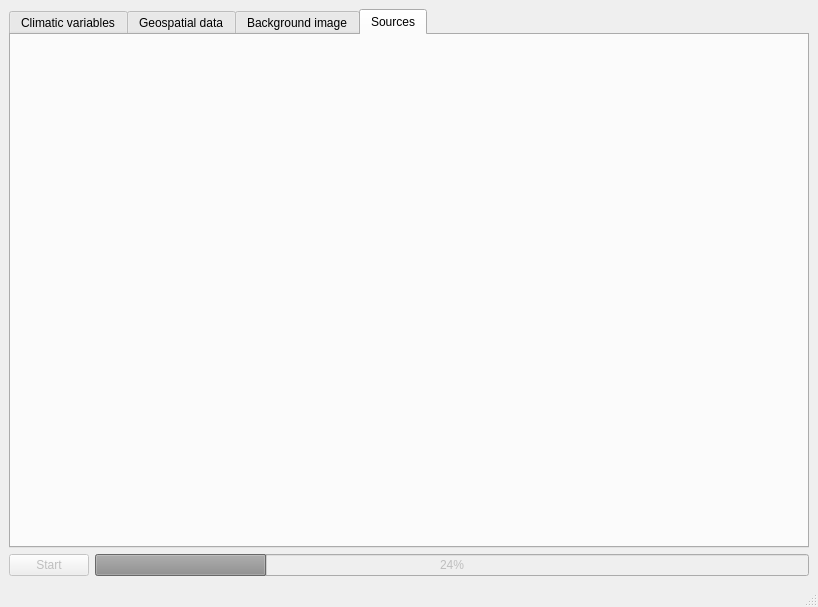
Qt form mainwindow.ui (czertyaka/gaussian_dispersal) before a commit.
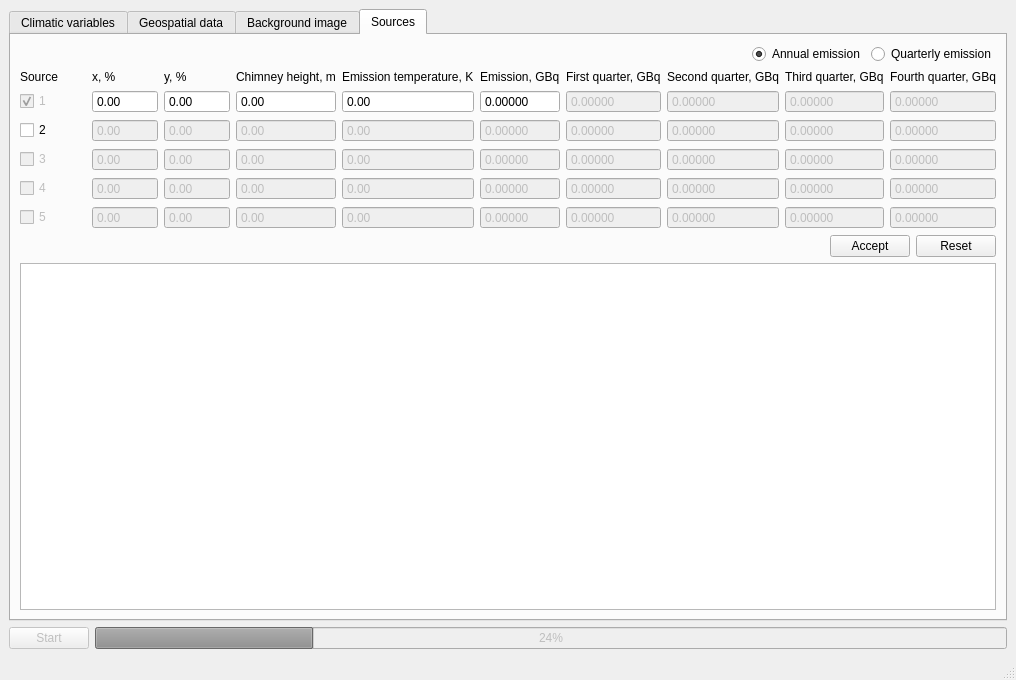
The same form after that commit. The open tabs and pages were chosen to show the change.

Commit message: GUI: sources tab

```diff
--- a/mainwindow.ui
+++ b/mainwindow.ui
@@ -6,8 +6,8 @@
    <rect>
     <x>0</x>
     <y>0</y>
-    <width>818</width>
-    <height>607</height>
+    <width>1016</width>
+    <height>680</height>
    </rect>
   </property>
   <property name="windowTitle">
@@ -765,6 +765,863 @@
        <attribute name="title">
         <string>Sources</string>
        </attribute>
+       <layout class="QVBoxLayout" name="verticalLayout_6">
+        <item>
+         <layout class="QVBoxLayout" name="verticalLayout_5">
+          <item>
+           <layout class="QVBoxLayout" name="sourcesLayout">
+            <item>
+             <layout class="QHBoxLayout" name="emissionLayout">
+              <item>
+               <spacer name="sourceSpacer">
+                <property name="orientation">
+                 <enum>Qt::Horizontal</enum>
+                </property>
+                <property name="sizeHint" stdset="0">
+                 <size>
+                  <width>40</width>
+                  <height>20</height>
+                 </size>
+                </property>
+               </spacer>
+              </item>
+              <item>
+               <widget class="QRadioButton" name="annualButton">
+                <property name="text">
+                 <string>Annual emission</string>
+                </property>
+                <property name="checked">
+                 <bool>true</bool>
+                </property>
+               </widget>
+              </item>
+              <item>
+               <widget class="QRadioButton" name="quarterlyButton">
+                <property name="text">
+                 <string>Quarterly emission</string>
+                </property>
+               </widget>
+              </item>
+             </layout>
+            </item>
+            <item>
+             <layout class="QGridLayout" name="sourceTableLayout">
+              <item row="0" column="0">
+               <widget class="QLabel" name="srcLabel">
+                <property name="text">
+                 <string>Source</string>
+                </property>
+               </widget>
+              </item>
+              <item row="0" column="1">
+               <widget class="QLabel" name="xLabel">
+                <property name="text">
+                 <string>x, %</string>
+                </property>
+               </widget>
+              </item>
+              <item row="0" column="2">
+               <widget class="QLabel" name="yLabel">
+                <property name="text">
+                 <string>y, %</string>
+                </property>
+               </widget>
+              </item>
+              <item row="0" column="3">
+               <widget class="QLabel" name="heightLabel">
+                <property name="text">
+                 <string>Chimney height, m</string>
+                </property>
+               </widget>
+              </item>
+              <item row="0" column="4">
+               <widget class="QLabel" name="tempLabel">
+                <property name="text">
+                 <string>Emission temperature, K</string>
+                </property>
+               </widget>
+              </item>
+              <item row="0" column="5">
+               <widget class="QLabel" name="annualEmLabel">
+                <property name="text">
+                 <string>Emission, GBq</string>
+                </property>
+               </widget>
+              </item>
+              <item row="0" column="6">
+               <widget class="QLabel" name="q1Label">
+                <property name="text">
+                 <string>First quarter, GBq</string>
+                </property>
+               </widget>
+              </item>
+              <item row="0" column="7">
+               <widget class="QLabel" name="q2Label">
+                <property name="text">
+                 <string>Second quarter, GBq</string>
+                </property>
+               </widget>
+              </item>
+              <item row="0" column="8">
+               <widget class="QLabel" name="q3Label">
+                <property name="text">
+                 <string>Third quarter, GBq</string>
+                </property>
+               </widget>
+              </item>
+              <item row="0" column="9">
+               <widget class="QLabel" name="q4Label">
+                <property name="text">
+                 <string>Fourth quarter, GBq</string>
+                </property>
+               </widget>
+              </item>
+              <item row="1" column="0">
+               <widget class="QCheckBox" name="srcCheckBox">
+                <property name="enabled">
+                 <bool>false</bool>
+                </property>
+                <property name="text">
+                 <string>1</string>
+                </property>
+                <property name="checkable">
+                 <bool>true</bool>
+                </property>
+                <property name="checked">
+                 <bool>true</bool>
+                </property>
+               </widget>
+              </item>
+              <item row="1" column="1">
+               <widget class="QDoubleSpinBox" name="x1">
+                <property name="buttonSymbols">
+                 <enum>QAbstractSpinBox::NoButtons</enum>
+                </property>
+                <property name="maximum">
+                 <double>100.000000000000000</double>
+                </property>
+               </widget>
+              </item>
+              <item row="1" column="2">
+               <widget class="QDoubleSpinBox" name="y1">
+                <property name="buttonSymbols">
+                 <enum>QAbstractSpinBox::NoButtons</enum>
+                </property>
+                <property name="maximum">
+                 <double>100.000000000000000</double>
+                </property>
+               </widget>
+              </item>
+              <item row="1" column="3">
+               <widget class="QDoubleSpinBox" name="h1">
+                <property name="buttonSymbols">
+                 <enum>QAbstractSpinBox::NoButtons</enum>
+                </property>
+                <property name="maximum">
+                 <double>1000.000000000000000</double>
+                </property>
+               </widget>
+              </item>
+              <item row="1" column="4">
+               <widget class="QDoubleSpinBox" name="t1">
+                <property name="buttonSymbols">
+                 <enum>QAbstractSpinBox::NoButtons</enum>
+                </property>
+                <property name="maximum">
+                 <double>999.000000000000000</double>
+                </property>
+               </widget>
+              </item>
+              <item row="1" column="5">
+               <widget class="QDoubleSpinBox" name="e1">
+                <property name="buttonSymbols">
+                 <enum>QAbstractSpinBox::NoButtons</enum>
+                </property>
+                <property name="decimals">
+                 <number>5</number>
+                </property>
+                <property name="maximum">
+                 <double>1000.000000000000000</double>
+                </property>
+               </widget>
+              </item>
+              <item row="1" column="6">
+               <widget class="QDoubleSpinBox" name="q11">
+                <property name="enabled">
+                 <bool>false</bool>
+                </property>
+                <property name="buttonSymbols">
+                 <enum>QAbstractSpinBox::NoButtons</enum>
+                </property>
+                <property name="decimals">
+                 <number>5</number>
+                </property>
+                <property name="maximum">
+                 <double>1000.000000000000000</double>
+                </property>
+               </widget>
+              </item>
+              <item row="1" column="7">
+               <widget class="QDoubleSpinBox" name="q21">
+                <property name="enabled">
+                 <bool>false</bool>
+                </property>
+                <property name="buttonSymbols">
+                 <enum>QAbstractSpinBox::NoButtons</enum>
+                </property>
+                <property name="decimals">
+                 <number>5</number>
+                </property>
+                <property name="maximum">
+                 <double>1000.000000000000000</double>
+                </property>
+               </widget>
+              </item>
+              <item row="1" column="8">
+               <widget class="QDoubleSpinBox" name="q31">
+                <property name="enabled">
+                 <bool>false</bool>
+                </property>
+                <property name="buttonSymbols">
+                 <enum>QAbstractSpinBox::NoButtons</enum>
+                </property>
+                <property name="decimals">
+                 <number>5</number>
+                </property>
+                <property name="maximum">
+                 <double>1000.000000000000000</double>
+                </property>
+               </widget>
+              </item>
+              <item row="1" column="9">
+               <widget class="QDoubleSpinBox" name="q41">
+                <property name="enabled">
+                 <bool>false</bool>
+                </property>
+                <property name="buttonSymbols">
+                 <enum>QAbstractSpinBox::NoButtons</enum>
+                </property>
+                <property name="decimals">
+                 <number>5</number>
+                </property>
+                <property name="maximum">
+                 <double>1000.000000000000000</double>
+                </property>
+               </widget>
+              </item>
+              <item row="2" column="0">
+               <widget class="QCheckBox" name="srcCheckBox_2">
+                <property name="text">
+                 <string>2</string>
+                </property>
+               </widget>
+              </item>
+              <item row="2" column="1">
+               <widget class="QDoubleSpinBox" name="x2">
+                <property name="enabled">
+                 <bool>false</bool>
+                </property>
+                <property name="buttonSymbols">
+                 <enum>QAbstractSpinBox::NoButtons</enum>
+                </property>
+                <property name="maximum">
+                 <double>100.000000000000000</double>
+                </property>
+               </widget>
+              </item>
+              <item row="2" column="2">
+               <widget class="QDoubleSpinBox" name="y2">
+                <property name="enabled">
+                 <bool>false</bool>
+                </property>
+                <property name="buttonSymbols">
+                 <enum>QAbstractSpinBox::NoButtons</enum>
+                </property>
+                <property name="maximum">
+                 <double>100.000000000000000</double>
+                </property>
+               </widget>
+              </item>
+              <item row="2" column="3">
+               <widget class="QDoubleSpinBox" name="h2">
+                <property name="enabled">
+                 <bool>false</bool>
+                </property>
+                <property name="buttonSymbols">
+                 <enum>QAbstractSpinBox::NoButtons</enum>
+                </property>
+                <property name="maximum">
+                 <double>1000.000000000000000</double>
+                </property>
+               </widget>
+              </item>
+              <item row="2" column="4">
+               <widget class="QDoubleSpinBox" name="t2">
+                <property name="enabled">
+                 <bool>false</bool>
+                </property>
+                <property name="buttonSymbols">
+                 <enum>QAbstractSpinBox::NoButtons</enum>
+                </property>
+                <property name="maximum">
+                 <double>999.000000000000000</double>
+                </property>
+               </widget>
+              </item>
+              <item row="2" column="5">
+               <widget class="QDoubleSpinBox" name="e2">
+                <property name="enabled">
+                 <bool>false</bool>
+                </property>
+                <property name="buttonSymbols">
+                 <enum>QAbstractSpinBox::NoButtons</enum>
+                </property>
+                <property name="decimals">
+                 <number>5</number>
+                </property>
+                <property name="maximum">
+                 <double>1000.000000000000000</double>
+                </property>
+               </widget>
+              </item>
+              <item row="2" column="6">
+               <widget class="QDoubleSpinBox" name="q12">
+                <property name="enabled">
+                 <bool>false</bool>
+                </property>
+                <property name="buttonSymbols">
+                 <enum>QAbstractSpinBox::NoButtons</enum>
+                </property>
+                <property name="decimals">
+                 <number>5</number>
+                </property>
+                <property name="maximum">
+                 <double>1000.000000000000000</double>
+                </property>
+               </widget>
+              </item>
+              <item row="2" column="7">
+               <widget class="QDoubleSpinBox" name="q22">
+                <property name="enabled">
+                 <bool>false</bool>
+                </property>
+                <property name="buttonSymbols">
+                 <enum>QAbstractSpinBox::NoButtons</enum>
+                </property>
+                <property name="decimals">
+                 <number>5</number>
+                </property>
+                <property name="maximum">
+                 <double>1000.000000000000000</double>
+                </property>
+               </widget>
+              </item>
+              <item row="2" column="8">
+               <widget class="QDoubleSpinBox" name="q32">
+                <property name="enabled">
+                 <bool>false</bool>
+                </property>
+                <property name="buttonSymbols">
+                 <enum>QAbstractSpinBox::NoButtons</enum>
+                </property>
+                <property name="decimals">
+                 <number>5</number>
+                </property>
+                <property name="maximum">
+                 <double>1000.000000000000000</double>
+                </property>
+               </widget>
+              </item>
+              <item row="2" column="9">
+               <widget class="QDoubleSpinBox" name="q42">
+                <property name="enabled">
+                 <bool>false</bool>
+                </property>
+                <property name="buttonSymbols">
+                 <enum>QAbstractSpinBox::NoButtons</enum>
+                </property>
+                <property name="decimals">
+                 <number>5</number>
+                </property>
+                <property name="maximum">
+                 <double>1000.000000000000000</double>
+                </property>
+               </widget>
+              </item>
+              <item row="3" column="0">
+               <widget class="QCheckBox" name="srcCheckBox_3">
+                <property name="enabled">
+                 <bool>false</bool>
+                </property>
+                <property name="text">
+                 <string>3</string>
+                </property>
+               </widget>
+              </item>
+              <item row="3" column="1">
+               <widget class="QDoubleSpinBox" name="x3">
+                <property name="enabled">
+                 <bool>false</bool>
+                </property>
+                <property name="buttonSymbols">
+                 <enum>QAbstractSpinBox::NoButtons</enum>
+                </property>
+                <property name="maximum">
+                 <double>100.000000000000000</double>
+                </property>
+               </widget>
+              </item>
+              <item row="3" column="2">
+               <widget class="QDoubleSpinBox" name="y3">
+                <property name="enabled">
+                 <bool>false</bool>
+                </property>
+                <property name="buttonSymbols">
+                 <enum>QAbstractSpinBox::NoButtons</enum>
+                </property>
+                <property name="maximum">
+                 <double>100.000000000000000</double>
+                </property>
+               </widget>
+              </item>
+              <item row="3" column="3">
+               <widget class="QDoubleSpinBox" name="h3">
+                <property name="enabled">
+                 <bool>false</bool>
+                </property>
+                <property name="buttonSymbols">
+                 <enum>QAbstractSpinBox::NoButtons</enum>
+                </property>
+                <property name="maximum">
+                 <double>1000.000000000000000</double>
+                </property>
+               </widget>
+              </item>
+              <item row="3" column="4">
+               <widget class="QDoubleSpinBox" name="t3">
+                <property name="enabled">
+                 <bool>false</bool>
+                </property>
+                <property name="buttonSymbols">
+                 <enum>QAbstractSpinBox::NoButtons</enum>
+                </property>
+                <property name="maximum">
+                 <double>999.000000000000000</double>
+                </property>
+               </widget>
+              </item>
+              <item row="3" column="5">
+               <widget class="QDoubleSpinBox" name="e3">
+                <property name="enabled">
+                 <bool>false</bool>
+                </property>
+                <property name="buttonSymbols">
+                 <enum>QAbstractSpinBox::NoButtons</enum>
+                </property>
+                <property name="decimals">
+                 <number>5</number>
+                </property>
+                <property name="maximum">
+                 <double>1000.000000000000000</double>
+                </property>
+               </widget>
+              </item>
+              <item row="3" column="6">
+               <widget class="QDoubleSpinBox" name="q13">
+                <property name="enabled">
+                 <bool>false</bool>
+                </property>
+                <property name="buttonSymbols">
+                 <enum>QAbstractSpinBox::NoButtons</enum>
+                </property>
+                <property name="decimals">
+                 <number>5</number>
+                </property>
+                <property name="maximum">
+                 <double>1000.000000000000000</double>
+                </property>
+               </widget>
+              </item>
+              <item row="3" column="7">
+               <widget class="QDoubleSpinBox" name="q23">
+                <property name="enabled">
+                 <bool>false</bool>
+                </property>
+                <property name="buttonSymbols">
+                 <enum>QAbstractSpinBox::NoButtons</enum>
+                </property>
+                <property name="decimals">
+                 <number>5</number>
+                </property>
+                <property name="maximum">
+                 <double>1000.000000000000000</double>
+                </property>
+               </widget>
+              </item>
+              <item row="3" column="8">
+               <widget class="QDoubleSpinBox" name="q33">
+                <property name="enabled">
+                 <bool>false</bool>
+                </property>
+                <property name="buttonSymbols">
+                 <enum>QAbstractSpinBox::NoButtons</enum>
+                </property>
+                <property name="decimals">
+                 <number>5</number>
+                </property>
+                <property name="maximum">
+                 <double>1000.000000000000000</double>
+                </property>
+               </widget>
+              </item>
+              <item row="3" column="9">
+               <widget class="QDoubleSpinBox" name="q43">
+                <property name="enabled">
+                 <bool>false</bool>
+                </property>
+                <property name="buttonSymbols">
+                 <enum>QAbstractSpinBox::NoButtons</enum>
+                </property>
+                <property name="decimals">
+                 <number>5</number>
+                </property>
+                <property name="maximum">
+                 <double>1000.000000000000000</double>
+                </property>
+               </widget>
+              </item>
+              <item row="4" column="0">
+               <widget class="QCheckBox" name="srcCheckBox_4">
+                <property name="enabled">
+                 <bool>false</bool>
+                </property>
+                <property name="text">
+                 <string>4</string>
+                </property>
+               </widget>
+              </item>
+              <item row="4" column="1">
+               <widget class="QDoubleSpinBox" name="x4">
+                <property name="enabled">
+                 <bool>false</bool>
+                </property>
+                <property name="buttonSymbols">
+                 <enum>QAbstractSpinBox::NoButtons</enum>
+                </property>
+                <property name="maximum">
+                 <double>100.000000000000000</double>
+                </property>
+               </widget>
+              </item>
+              <item row="4" column="2">
+               <widget class="QDoubleSpinBox" name="y4">
+                <property name="enabled">
+                 <bool>false</bool>
+                </property>
+                <property name="buttonSymbols">
+                 <enum>QAbstractSpinBox::NoButtons</enum>
+                </property>
+                <property name="maximum">
+                 <double>100.000000000000000</double>
+                </property>
+               </widget>
+              </item>
+              <item row="4" column="4">
+               <widget class="QDoubleSpinBox" name="t4">
+                <property name="enabled">
+                 <bool>false</bool>
+                </property>
+                <property name="buttonSymbols">
+                 <enum>QAbstractSpinBox::NoButtons</enum>
+                </property>
+                <property name="maximum">
+                 <double>999.000000000000000</double>
+                </property>
+               </widget>
+              </item>
+              <item row="4" column="5">
+               <widget class="QDoubleSpinBox" name="e4">
+                <property name="enabled">
+                 <bool>false</bool>
+                </property>
+                <property name="buttonSymbols">
+                 <enum>QAbstractSpinBox::NoButtons</enum>
+                </property>
+                <property name="decimals">
+                 <number>5</number>
+                </property>
+                <property name="maximum">
+                 <double>1000.000000000000000</double>
+                </property>
+               </widget>
+              </item>
+              <item row="4" column="6">
+               <widget class="QDoubleSpinBox" name="q14">
+                <property name="enabled">
+                 <bool>false</bool>
+                </property>
+                <property name="buttonSymbols">
+                 <enum>QAbstractSpinBox::NoButtons</enum>
+                </property>
+                <property name="decimals">
+                 <number>5</number>
+                </property>
+                <property name="maximum">
+                 <double>1000.000000000000000</double>
+                </property>
+               </widget>
+              </item>
+              <item row="4" column="7">
+               <widget class="QDoubleSpinBox" name="q24">
+                <property name="enabled">
+                 <bool>false</bool>
+                </property>
+                <property name="buttonSymbols">
+                 <enum>QAbstractSpinBox::NoButtons</enum>
+                </property>
+                <property name="decimals">
+                 <number>5</number>
+                </property>
+                <property name="maximum">
+                 <double>1000.000000000000000</double>
+                </property>
+               </widget>
+              </item>
+              <item row="4" column="8">
+               <widget class="QDoubleSpinBox" name="q34">
+                <property name="enabled">
+                 <bool>false</bool>
+                </property>
+                <property name="buttonSymbols">
+                 <enum>QAbstractSpinBox::NoButtons</enum>
+                </property>
+                <property name="decimals">
+                 <number>5</number>
+                </property>
+                <property name="maximum">
+                 <double>1000.000000000000000</double>
+                </property>
+               </widget>
+              </item>
+              <item row="4" column="9">
+               <widget class="QDoubleSpinBox" name="q44">
+                <property name="enabled">
+                 <bool>false</bool>
+                </property>
+                <property name="buttonSymbols">
+                 <enum>QAbstractSpinBox::NoButtons</enum>
+                </property>
+                <property name="decimals">
+                 <number>5</number>
+                </property>
+                <property name="maximum">
+                 <double>1000.000000000000000</double>
+                </property>
+               </widget>
+              </item>
+              <item row="5" column="0">
+               <widget class="QCheckBox" name="srcCheckBox_5">
+                <property name="enabled">
+                 <bool>false</bool>
+                </property>
+                <property name="text">
+                 <string>5</string>
+                </property>
+               </widget>
+              </item>
+              <item row="5" column="1">
+               <widget class="QDoubleSpinBox" name="x5">
+                <property name="enabled">
+                 <bool>false</bool>
+                </property>
+                <property name="buttonSymbols">
+                 <enum>QAbstractSpinBox::NoButtons</enum>
+                </property>
+                <property name="maximum">
+                 <double>100.000000000000000</double>
+                </property>
+               </widget>
+              </item>
+              <item row="5" column="2">
+               <widget class="QDoubleSpinBox" name="y5">
+                <property name="enabled">
+                 <bool>false</bool>
+                </property>
+                <property name="buttonSymbols">
+                 <enum>QAbstractSpinBox::NoButtons</enum>
+                </property>
+                <property name="maximum">
+                 <double>100.000000000000000</double>
+                </property>
+               </widget>
+              </item>
+              <item row="5" column="3">
+               <widget class="QDoubleSpinBox" name="h5">
+                <property name="enabled">
+                 <bool>false</bool>
+                </property>
+                <property name="buttonSymbols">
+                 <enum>QAbstractSpinBox::NoButtons</enum>
+                </property>
+                <property name="maximum">
+                 <double>1000.000000000000000</double>
+                </property>
+               </widget>
+              </item>
+              <item row="5" column="4">
+               <widget class="QDoubleSpinBox" name="t5">
+                <property name="enabled">
+                 <bool>false</bool>
+                </property>
+                <property name="buttonSymbols">
+                 <enum>QAbstractSpinBox::NoButtons</enum>
+                </property>
+                <property name="maximum">
+                 <double>999.000000000000000</double>
+                </property>
+               </widget>
+              </item>
+              <item row="5" column="5">
+               <widget class="QDoubleSpinBox" name="e5">
+                <property name="enabled">
+                 <bool>false</bool>
+                </property>
+                <property name="buttonSymbols">
+                 <enum>QAbstractSpinBox::NoButtons</enum>
+                </property>
+                <property name="decimals">
+                 <number>5</number>
+                </property>
+                <property name="maximum">
+                 <double>1000.000000000000000</double>
+                </property>
+               </widget>
+              </item>
+              <item row="5" column="6">
+               <widget class="QDoubleSpinBox" name="q15">
+                <property name="enabled">
+                 <bool>false</bool>
+                </property>
+                <property name="buttonSymbols">
+                 <enum>QAbstractSpinBox::NoButtons</enum>
+                </property>
+                <property name="decimals">
+                 <number>5</number>
+                </property>
+                <property name="maximum">
+                 <double>1000.000000000000000</double>
+                </property>
+               </widget>
+              </item>
+              <item row="5" column="7">
+               <widget class="QDoubleSpinBox" name="q25">
+                <property name="enabled">
+                 <bool>false</bool>
+                </property>
+                <property name="buttonSymbols">
+                 <enum>QAbstractSpinBox::NoButtons</enum>
+                </property>
+                <property name="decimals">
+                 <number>5</number>
+                </property>
+                <property name="maximum">
+                 <double>1000.000000000000000</double>
+                </property>
+               </widget>
+              </item>
+              <item row="5" column="8">
+               <widget class="QDoubleSpinBox" name="q35">
+                <property name="enabled">
+                 <bool>false</bool>
+                </property>
+                <property name="buttonSymbols">
+                 <enum>QAbstractSpinBox::NoButtons</enum>
+                </property>
+                <property name="decimals">
+                 <number>5</number>
+                </property>
+                <property name="maximum">
+                 <double>999.000000000000000</double>
+                </property>
+               </widget>
+              </item>
+              <item row="5" column="9">
+               <widget class="QDoubleSpinBox" name="q45">
+                <property name="enabled">
+                 <bool>false</bool>
+                </property>
+                <property name="buttonSymbols">
+                 <enum>QAbstractSpinBox::NoButtons</enum>
+                </property>
+                <property name="decimals">
+                 <number>5</number>
+                </property>
+                <property name="maximum">
+                 <double>1000.000000000000000</double>
+                </property>
+               </widget>
+              </item>
+              <item row="4" column="3">
+               <widget class="QDoubleSpinBox" name="h4">
+                <property name="enabled">
+                 <bool>false</bool>
+                </property>
+                <property name="buttonSymbols">
+                 <enum>QAbstractSpinBox::NoButtons</enum>
+                </property>
+                <property name="maximum">
+                 <double>1000.000000000000000</double>
+                </property>
+               </widget>
+              </item>
+             </layout>
+            </item>
+           </layout>
+          </item>
+          <item>
+           <layout class="QHBoxLayout" name="sourcesAcceptLayout">
+            <item>
+             <spacer name="imageAcceptSpacer_2">
+              <property name="orientation">
+               <enum>Qt::Horizontal</enum>
+              </property>
+              <property name="sizeHint" stdset="0">
+               <size>
+                <width>40</width>
+                <height>20</height>
+               </size>
+              </property>
+             </spacer>
+            </item>
+            <item>
+             <widget class="QPushButton" name="imageAcceptButton_2">
+              <property name="text">
+               <string>Accept</string>
+              </property>
+             </widget>
+            </item>
+            <item>
+             <widget class="QPushButton" name="imageResetButton_2">
+              <property name="text">
+               <string>Reset</string>
+              </property>
+             </widget>
+            </item>
+           </layout>
+          </item>
+         </layout>
+        </item>
+        <item>
+         <widget class="QGraphicsView" name="sourcesGraphics">
+          <property name="sizePolicy">
+           <sizepolicy hsizetype="Expanding" vsizetype="MinimumExpanding">
+            <horstretch>0</horstretch>
+            <verstretch>0</verstretch>
+           </sizepolicy>
+          </property>
+         </widget>
+        </item>
+       </layout>
       </widget>
      </widget>
     </item>
```
Left out of the diff: 54 changed lines with no effect on the pictures. The commit also changes 2 other files.
